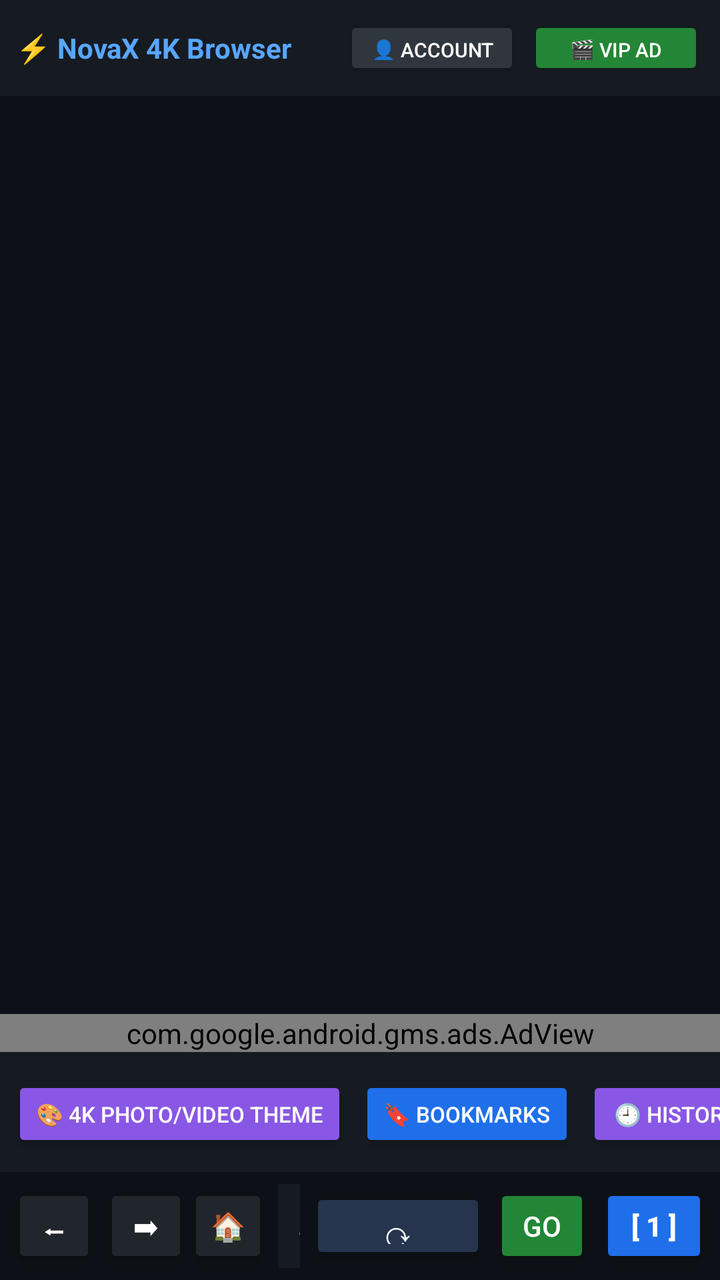
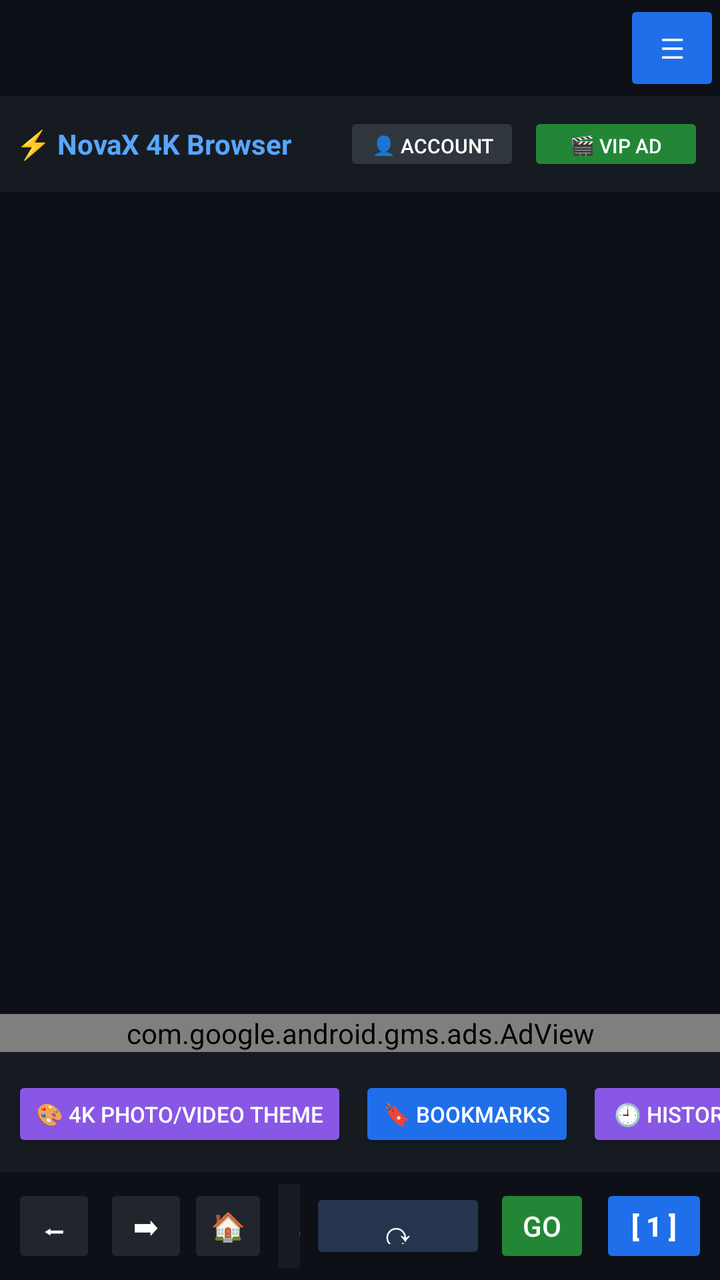

Screens rendered from an Android XML layout before and after an edit, with the pre-edit source and the edit as a unified diff.
<!-- AndroidManifest.xml: application theme Theme.AppCompat.DayNight.NoActionBar -->
<!-- res/layout/activity_main.xml -->
<?xml version="1.0" encoding="utf-8"?>
<LinearLayout xmlns:android="http://schemas.android.com/apk/res/android"
    xmlns:ads="http://schemas.android.com/apk/res-auto"
    android:layout_width="match_parent"
    android:layout_height="match_parent"
    android:orientation="vertical"
    android:background="#0D1117">

    <LinearLayout
        android:id="@+id/topBar"
        android:layout_width="match_parent"
        android:layout_height="wrap_content"
        android:background="#161B22"
        android:padding="8dp"
        android:gravity="center_vertical">
        <TextView
            android:id="@+id/tvBrand"
            android:layout_width="0dp"
            android:layout_height="wrap_content"
            android:layout_weight="1"
            android:text="⚡ NovaX 4K Browser"
            android:textColor="#58A6FF"
            android:textStyle="bold"
            android:textSize="14sp" />
        <Button
            android:id="@+id/btnAdminPanel"
            android:layout_width="wrap_content"
            android:layout_height="32dp"
            android:text="⚙️ Admin"
            android:textSize="10sp"
            android:textColor="#161B22"
            android:backgroundTint="#D4AF37"
            android:layout_marginEnd="4dp"
            android:visibility="gone" />
        <Button
            android:id="@+id/btnLogin"
            android:layout_width="wrap_content"
            android:layout_height="32dp"
            android:text="👤 Account"
            android:textSize="10sp"
            android:textColor="#FFFFFF"
            android:backgroundTint="#30363D"
            android:layout_marginEnd="4dp" />
        <Button
            android:id="@+id/btnVipAd"
            android:layout_width="wrap_content"
            android:layout_height="32dp"
            android:text="🎬 VIP Ad"
            android:textSize="10sp"
            android:textColor="#FFFFFF"
            android:backgroundTint="#238636" />
    </LinearLayout>

    <LinearLayout
        android:id="@+id/miniPlayerBar"
        android:layout_width="match_parent"
        android:layout_height="wrap_content"
        android:background="#1F6FEB"
        android:padding="6dp"
        android:gravity="center_vertical"
        android:visibility="gone">
        <TextView
            android:id="@+id/tvMiniPlayerTitle"
            android:layout_width="0dp"
            android:layout_height="wrap_content"
            android:layout_weight="1"
            android:text="🎵 Playing in Background..."
            android:textColor="#FFFFFF"
            android:textSize="12sp"
            android:singleLine="true"
            android:textStyle="bold" />
        <Button
            android:id="@+id/btnMiniPlayPause"
            android:layout_width="68dp"
            android:layout_height="32dp"
            android:text="⏯️ Play"
            android:textSize="10sp"
            android:backgroundTint="#0D1117"
            android:textColor="#FFFFFF" />
        <Button
            android:id="@+id/btnMiniClose"
            android:layout_width="36dp"
            android:layout_height="32dp"
            android:layout_marginStart="4dp"
            android:text="✖"
            android:textSize="10sp"
            android:backgroundTint="#DA3633"
            android:textColor="#FFFFFF" />
    </LinearLayout>

    <ProgressBar
        android:id="@+id/progressBar"
        style="?android:attr/progressBarStyleHorizontal"
        android:layout_width="match_parent"
        android:layout_height="3dp"
        android:visibility="gone" />

    <FrameLayout
        android:id="@+id/webContainer"
        android:layout_width="match_parent"
        android:layout_height="0dp"
        android:layout_weight="1" />

    <com.google.android.gms.ads.AdView
        android:id="@+id/adView"
        android:layout_width="match_parent"
        android:layout_height="wrap_content"
        android:background="#0D1117"
        ads:adSize="BANNER"
        ads:adUnitId="ca-app-pub-3940256099942544/6300978111" />

    <HorizontalScrollView
        android:layout_width="match_parent"
        android:layout_height="wrap_content"
        android:background="#161B22"
        android:scrollbars="none">
        <LinearLayout
            android:layout_width="wrap_content"
            android:layout_height="wrap_content"
            android:orientation="horizontal"
            android:padding="6dp">
            <Button
                android:id="@+id/btnWallpaper"
                android:layout_width="wrap_content"
                android:layout_height="38dp"
                android:text="🎨 4K Photo/Video Theme"
                android:textSize="11sp"
                android:layout_marginEnd="6dp"
                android:backgroundTint="#8957E5"
                android:textColor="#FFFFFF" />
            <Button
                android:id="@+id/btnBookmarks"
                android:layout_width="wrap_content"
                android:layout_height="38dp"
                android:text="🔖 Bookmarks"
                android:textSize="11sp"
                android:layout_marginEnd="6dp"
                android:backgroundTint="#1F6FEB"
                android:textColor="#FFFFFF" />
            <Button
                android:id="@+id/btnHistory"
                android:layout_width="wrap_content"
                android:layout_height="38dp"
                android:text="🕘 History"
                android:textSize="11sp"
                android:layout_marginEnd="6dp"
                android:backgroundTint="#8957E5"
                android:textColor="#FFFFFF" />
            <Button
                android:id="@+id/btnQuickLinks"
                android:layout_width="wrap_content"
                android:layout_height="38dp"
                android:text="🌐 Links"
                android:textSize="11sp"
                android:layout_marginEnd="6dp" />
            <Button
                android:id="@+id/btnClearData"
                android:layout_width="wrap_content"
                android:layout_height="38dp"
                android:text="🗑 Clear"
                android:textSize="11sp"
                android:layout_marginEnd="6dp" />
            <Button
                android:id="@+id/btnDownloads"
                android:layout_width="wrap_content"
                android:layout_height="38dp"
                android:text="📥 Downloads"
                android:textSize="11sp"
                android:layout_marginEnd="6dp" />
            <Button
                android:id="@+id/btnSettings"
                android:layout_width="wrap_content"
                android:layout_height="38dp"
                android:text="⚙ Settings"
                android:textSize="11sp"
                android:layout_marginEnd="6dp" />
        <Button
            android:id="@+id/btnDesktopMode"
            android:layout_width="wrap_content"
            android:layout_height="wrap_content"
            android:text="Desktop Mode" />
        <Button
            android:id="@+id/btnWebsiteTools"
            android:layout_width="wrap_content"
            android:layout_height="wrap_content"
            android:text="Website Tools" />
        <Button
            android:id="@+id/btnSharePage"
            android:layout_width="wrap_content"
            android:layout_height="wrap_content"
            android:text="Share Page" />
        <Button
            android:id="@+id/btnQrScanner"
            android:layout_width="wrap_content"
            android:layout_height="wrap_content"
            android:text="QR Scanner" />
        <Button
            android:id="@+id/btnRestoreSession"
            android:layout_width="wrap_content"
            android:layout_height="wrap_content"
            android:text="Restore Session" />
        <Button
            android:id="@+id/btnSpeakPage"
            android:layout_width="wrap_content"
            android:layout_height="wrap_content"
            android:text="Read Aloud" />
        <Button
            android:id="@+id/btnFindPage"
            android:layout_width="wrap_content"
            android:layout_height="wrap_content"
            android:text="Find in Page" />
        <Button
            android:id="@+id/btnReadingMode"
            android:layout_width="wrap_content"
            android:layout_height="wrap_content"
            android:text="Reading Mode" />
        <Button
            android:id="@+id/btnSearchEngine"
            android:layout_width="wrap_content"
            android:layout_height="wrap_content"
            android:text="Search Engine" />


            <Button
                android:id="@+id/btnIncognito"
                android:layout_width="wrap_content"
                android:layout_height="38dp"
                android:text="🕵 Private"
                android:textSize="11sp"
                android:layout_marginEnd="6dp" />
            <Button
                android:id="@+id/btnPinAudio"
                android:layout_width="wrap_content"
                android:layout_height="38dp"
                android:text="📌 Pin Audio"
                android:textSize="11sp"
                android:layout_marginEnd="6dp"
                android:backgroundTint="#21262D"
                android:textColor="#C9D1D9" />
        </LinearLayout>
    </HorizontalScrollView>

    <LinearLayout
        android:layout_width="match_parent"
        android:layout_height="wrap_content"
        android:background="#0D1117"
        android:padding="6dp"
        android:gravity="center_vertical">
        <Button
            android:id="@+id/btnBack"
            android:layout_width="42dp"
            android:layout_height="42dp"
            android:text="⬅"
            android:contentDescription="Back"
            android:backgroundTint="#21262D"
            android:textColor="#FFFFFF" />
        <Button
            android:id="@+id/btnForward"
            android:layout_width="42dp"
            android:layout_height="42dp"
            android:layout_marginStart="4dp"
            android:text="➡"
            android:contentDescription="Forward"
            android:backgroundTint="#21262D"
            android:textColor="#FFFFFF" />
        <Button
            android:id="@+id/btnHome"
            android:layout_width="40dp"
            android:layout_height="42dp"
            android:text="🏠"
            android:backgroundTint="#21262D"
            android:textColor="#FFFFFF" />
        <EditText
            android:id="@+id/etUrl"
            android:layout_width="0dp"
            android:layout_height="42dp"
            android:layout_weight="1"
            android:layout_marginStart="5dp"
            android:layout_marginEnd="5dp"
            android:background="#161B22"
            android:hint="Search URL..."
            android:textColorHint="#8B949E"
            android:textColor="#FFFFFF"
            android:paddingStart="10dp"
            android:singleLine="true"
            android:inputType="textUri" />
        <Button
                android:id="@+id/btnRefresh"
                android:layout_width="wrap_content"
                android:layout_height="38dp"
                android:text="⟳"
                android:textSize="18sp"
                android:layout_marginEnd="4dp"
                android:backgroundTint="#26354D"
                android:textColor="#FFFFFF" />
            <Button
            android:id="@+id/btnGo"
            android:layout_width="48dp"
            android:layout_height="42dp"
            android:text="GO"
            android:backgroundTint="#238636"
            android:textColor="#FFFFFF" />
        <Button
            android:id="@+id/btnTabs"
            android:layout_width="54dp"
            android:layout_height="42dp"
            android:layout_marginStart="5dp"
            android:text="[ 1 ]"
            android:textStyle="bold"
            android:backgroundTint="#1F6FEB"
            android:textColor="#FFFFFF" />
    </LinearLayout>
</LinearLayout>
<!-- resources referenced by this layout -->
<resources>

</resources>

<!-- the commit's change to res/layout/activity_main.xml (unified diff, before → after) -->
@@ -5,6 +5,17 @@
     android:layout_height="match_parent"
     android:orientation="vertical"
     android:background="#0D1117">
+
+    <Button
+        android:id="@+id/btnUiToggle"
+        android:layout_width="48dp"
+        android:layout_height="48dp"
+        android:text="☰"
+        android:contentDescription="Toggle browser bars"
+        android:layout_gravity="end"
+        android:elevation="12dp"
+        android:backgroundTint="#1F6FEB"
+        android:textColor="#FFFFFF" />
 
     <LinearLayout
         android:id="@+id/topBar"
